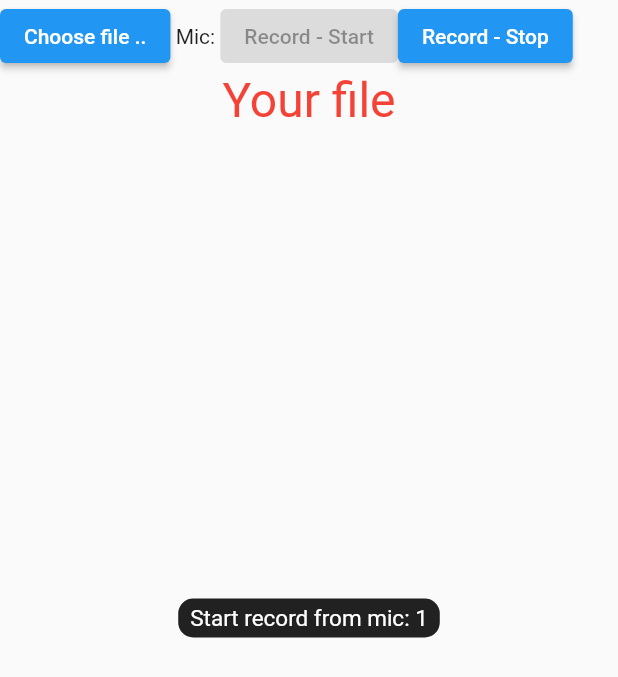
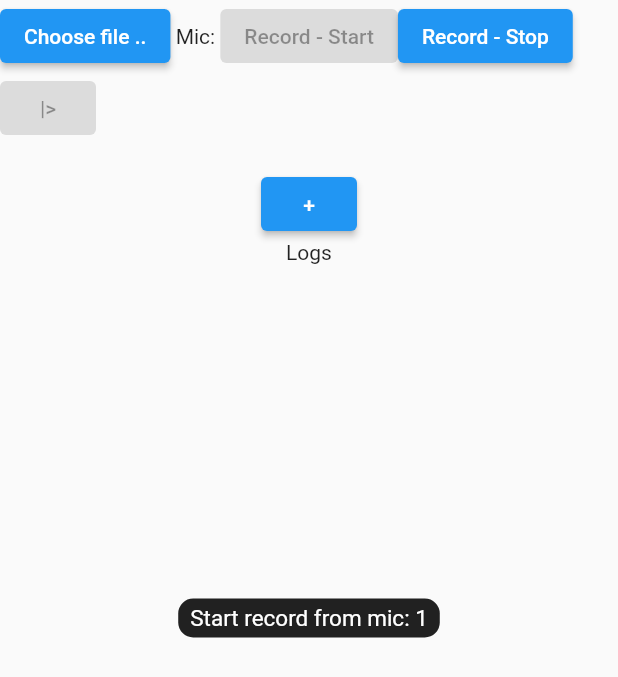
Before and after one commit to badpaybad/flutter-audio-record-ubuntu-android, a Flutter app: the screen it shows after launch, after a tap on "Record - Start", on a phone screen of 412 x 824 dp. Shown: the top 677 px of the screen. Run offline on Flutter 3.47's test engine with Material 2 defaults, Android fonts, the light colour scheme and no system bars; drawn by our look-alikes of oktoast; our stand-ins replace just_audio, permission_handler; missing offline and left inert: flutter_audio_capture, flutter_audio_cutter, flutter_sound_record, microphone.

Commit message:
ui design cutting audio

```diff
--- /dev/null
+++ b/lib/AudioSegmentManagementUi.dart
@@ -0,0 +1,182 @@
+import 'dart:io';
+import 'dart:typed_data';
+import 'dart:convert';
+
+import 'package:flutter/widgets.dart';
+import 'package:flutter/material.dart';
+
+//https://flutterawesome.com/flutter-audio-cutter-package-for-flutter/
+import 'package:flutter_audio_cutter/audio_cutter.dart';
+
+//https://pub.dev/packages/flutter_audio_capture
+import 'package:flutter_audio_capture/flutter_audio_capture.dart';
+import 'package:path_provider/path_provider.dart';
+
+//https://pub.dev/packages/just_audio
+import 'package:just_audio/just_audio.dart';
+
+import 'package:oktoast/oktoast.dart';
+
+import 'package:flutter_sound_record/flutter_sound_record.dart';
+
+import 'MessageBus.dart';
+
+class AudioSegmentManagementUi extends StatefulWidget {
+  MessageBus _messageBus;
+
+  AudioSegmentManagementUi(MessageBus msgBus, {super.key})
+      : _messageBus = msgBus {}
+
+  @override
+  State<StatefulWidget> createState() {
+    // TODO: implement createState
+    return AudioSegmentManagementUiState(_messageBus);
+  }
+}
+
+class AudioSegmentManagementUiState extends State<AudioSegmentManagementUi> {
+  MessageBus _messageBus;
+  var _logs = "";
+
+  dynamic _data;
+
+  var _canManipulateFile = false;
+
+  AudioSegmentManagementUiState(MessageBus msgBus) : _messageBus = msgBus {
+    _messageBus!.Subscribe(
+        MessageBus.Channel_CurrentAudio_State, "AudioSegmentManagementUiState",
+        (data) async {
+      _data = data;
+      var type = data["type"].toString();
+
+      _logs = jsonEncode(data);
+      if (type == "File") {
+        setState(() {
+          _canManipulateFile = true;
+        });
+      }
+      if (type == "State") {}
+    });
+  }
+
+  var listAudioSegment = <AudioSegmentItem>[];
+
+  @override
+  Widget build(BuildContext context) {
+    return Container(
+      child: Column(
+        children: [
+          Row(
+            crossAxisAlignment: CrossAxisAlignment.start,
+            children: [
+              ElevatedButton(
+                child: Text(
+                  "|>",
+                ),
+                onPressed: _canManipulateFile == false
+                    ? null
+                    : () async {
+                        var type = _data["type"]?.toString();
+                        if (type == "File") {
+                          var filepath = _data["data"]?.toString();
+                          final player = AudioPlayer();
+                          final duration = await player.setFilePath(filepath!);
+
+                          await player.play();
+                        }
+                      },
+              ),
+            ],
+          ),
+          Row(children: [
+            Expanded(
+              child: SizedBox(
+                //height: 300.0,
+                child: ListView.builder(
+                    scrollDirection: Axis.vertical,
+                    shrinkWrap: true,
+                    padding: const EdgeInsets.all(8),
+                    itemCount: listAudioSegment.length,
+                    itemBuilder: (BuildContext context, int idx) {
+                      var data = listAudioSegment[idx];
+                      return Row(
+                        children: [
+                          ElevatedButton(
+                            child: Text("|>"),
+                            onPressed: () async {},
+                          ),
+                          ElevatedButton(
+                            child: Text("-"),
+                            onPressed: () async {
+                              listAudioSegment.remove(listAudioSegment[idx]);
+                              setState(() {});
+                            },
+                          ),
+                          Flexible(
+                            child: TextFormField(
+                              controller:TextEditingController(text: data.FromSec.toString()),
+                              decoration: InputDecoration(
+                                  //hintText: "From sec",
+                                  labelText:"From sec",
+                                  border: UnderlineInputBorder()
+                              ),
+                            ),
+                          ),
+                          Flexible(
+                            child: TextFormField(
+                              controller:TextEditingController(text: data.ToSec.toString()),
+                              decoration: InputDecoration(
+                                //hintText: "To sec",
+                                  labelText:"To sec",
+                                  border: UnderlineInputBorder()
+                              ),
+                            ),
+                          ),
+                        ],
+                      );
+                    }),
+              ),
+            ),
+          ]),
+          ElevatedButton(
+            child: Text("+"),
+            onPressed: () async {
+              listAudioSegment.add(AudioSegmentItem(filepath: "123"));
+
+              setState(() {});
+            },
+          ),
+          Text("Logs"),
+          Text(_logs)
+        ],
+      ),
+    );
+  }
+}
+
+class AudioSegmentItem {
+  AudioSegmentItem({double from = 0, double to = 0, String filepath = ""}) {
+    PathFile = filepath;
+    FromSec = from;
+    ToSec = to;
+  }
+
+  static AudioSegmentItem fromJson(Map<String, dynamic> val) {
+    return AudioSegmentItem(
+        from: val["FromSec"],
+        to: val["ToSec"],
+        filepath: val["PathFile"].toString());
+  }
+
+  static Map<String, dynamic> toJson(AudioSegmentItem val) {
+    return {
+      "PathFile": val.PathFile,
+      "FromSec": val.FromSec,
+      "ToSec": val.ToSec
+    };
+  }
+
+  String PathFile = "";
+  double FromSec = 0.0;
+  double ToSec = 0.0;
+}
--- /dev/null
+++ b/lib/MessageBus.dart
@@ -0,0 +1,32 @@
+class MessageBus {
+  //DI as singleton
+  static const String Channel_CurrentAudio_State = "CurrentAudio_State";
+
+  var _channel = Map<String, Map<String, Future<void> Function(dynamic)>>();
+
+  Future<void> Subscribe(String channelName, String subscriberName,
+      Future<void> Function(dynamic) handle) async {
+    if (_channel.containsKey(channelName) == false) {
+      _channel[channelName] = Map<String, Future<void> Function(dynamic)>();
+    }
+    _channel[channelName]?[subscriberName] = handle;
+  }
+
+  Future<void> Unsubscribe(String channelName, String subscriberName) async {
+    _channel[channelName]!.remove(subscriberName);
+  }
+
+  Future<void> ClearChannel(String channelName) async {
+    _channel.remove(channelName);
+  }
+
+  Future<void> Publish(String channelName, dynamic data) async {
+    if (_channel.containsKey(channelName) == false) {
+      _channel[channelName] = Map<String, Future<void> Function(dynamic)>();
+    }
+    for (var h in _channel[channelName]!.values) {
+      h(data);
+      print(data);
+    }
+  }
+}
--- a/lib/MicrecorderUi.dart
+++ b/lib/MicrecorderUi.dart
@@ -3,6 +3,7 @@ import 'dart:typed_data';
 
 import 'package:flutter/widgets.dart';
 import 'package:flutter/material.dart';
+
 //https://flutterawesome.com/flutter-audio-cutter-package-for-flutter/
 import 'package:flutter_audio_cutter/audio_cutter.dart';
 
@@ -15,72 +16,99 @@ import 'package:just_audio/just_audio.dart';
 
 import 'package:oktoast/oktoast.dart';
 
+import 'package:flutter_sound_record/flutter_sound_record.dart';
+
+import 'MessageBus.dart';
+
 class MicrecorderUi extends StatefulWidget {
-  MicrecorderUi() {}
+  MessageBus _messageBus;
+
+  MicrecorderUi(MessageBus msgBus, {super.key}) : _messageBus = msgBus {}
 
   @override
   State<MicrecorderUi> createState() {
-    return MicrecorderUiState();
+    return MicrecorderUiState(_messageBus);
   }
 }
 
 class MicrecorderUiState extends State<MicrecorderUi> {
-  var _workingDir = "";
-  var _tempRecordedFromMicDir = "";
+  int _counter = 0;
+  MessageBus _messageBus;
 
-  MicrecorderUiState() {}
-
-  FlutterAudioCapture? _micCapturer;
-
-  int? audiorCapturer_state = 0;
+  MicrecorderUiState(MessageBus msgBus) : _messageBus = msgBus {}
+  int audiorCapturer_state = 0;
 
   ElevatedButton? _btnMicCapStart;
 
   ElevatedButton? _btnMicCapStop;
 
-  var listToRecorded = <double>[];
-
-  var sampleRate=44100;
+  final FlutterSoundRecord _audioRecorder = FlutterSoundRecord();
 
   @override
   void initSate() {
     super.initState();
+    threadPublishState();
+  }
+
+  var isDisposed = false;
+
+  @override
+  void dispose() {
+    super.dispose();
+    isDisposed = true;
+  }
+
+  Future<void> threadPublishState() async {
+    while (!isDisposed) {
+      if (audiorCapturer_state == 1) {
+        var data = await _audioRecorder.getAmplitude();
+        _messageBus!
+            .Publish("CurrentAudio_State", {"type": "Amplitude", "data": data});
+      }
+    }
   }
 
   @override
   Widget build(BuildContext context) {
-    _micCapturer = new FlutterAudioCapture();
+    _btnMicCapStart = ElevatedButton(
+      onPressed: (audiorCapturer_state == 1)
+          ? null
+          : () async {
+              await _audioRecorder.start();
+              bool isRecording = await _audioRecorder.isRecording();
+
+              setState(() {
+                audiorCapturer_state = 1;
+              });
+
+              _messageBus!.Publish(MessageBus.Channel_CurrentAudio_State,
+                  {"type": "State", "data": audiorCapturer_state});
+
+              showToast("Start record from mic: ${audiorCapturer_state}");
+            },
+      child: Text('Record - Start'),
+    );
 
     _btnMicCapStop = ElevatedButton(
       onPressed: audiorCapturer_state != 1
           ? null
           : () async {
-        await _micCapturer!.stop();
+              final String? filepath = await _audioRecorder.stop();
 
-        setState(() => audiorCapturer_state = 2);
+              setState(() => audiorCapturer_state = 2);
 
-        await saveRecorded();
+              showToast(
+                  "Stop record from mic: $audiorCapturer_state $filepath");
 
-        showToast("Stop record from mic: ${audiorCapturer_state}");
-      },
+              _messageBus!.Publish(MessageBus.Channel_CurrentAudio_State,
+                  {"type": "State", "data": audiorCapturer_state});
+
+              _messageBus!.Publish(MessageBus.Channel_CurrentAudio_State,
+                  {"type": "File", "data": filepath});
+
+
+            },
       child: Text('Record - Stop'),
-    );
-
-    _btnMicCapStart = ElevatedButton(
-      onPressed: (audiorCapturer_state == 1)
-          ? null
-          : () async {
-        listToRecorded = <double>[];
-
-        await _micCapturer!.start(listener, onError,
-            sampleRate: sampleRate, bufferSize: 3000);
-
-        setState(() {
-          audiorCapturer_state = 1;
-        });
-        showToast("Start record from mic: ${audiorCapturer_state}");
-      },
-      child: Text('Record - Start'),
     );
 
     return Container(
@@ -90,53 +118,38 @@ class MicrecorderUiState extends State<MicrecorderUi> {
     );
   }
 
-  // Callback function if device capture new audio stream.
-  // argument is audio stream buffer captured through mictophone.
-  // Currentry, you can only get is as Float64List.
-  void listener(dynamic obj) {
-    if (audiorCapturer_state == 1) {
-      var buffer = Float64List.fromList(obj.cast<double>());
-      listToRecorded.addAll(buffer.toList());
-    }
-  }
+  Future<String> getFilePathToSave() async {
+    _counter = _counter + 1;
 
-// Callback function if flutter_audio_capture failure to register
-// audio capture stream subscription.
-  void onError(Object e) {
-    print(e);
-  }
-
-  Future<void> saveRecorded() async {
-    var _workingDir = "";
-    var _tempRecordedFromMicDir = "";
+    final now = DateTime.now();
+    var workingDir = "";
+    var tempRecordedFromMicDir = "";
     Directory? appDocDirectory = await getExternalStorageDirectory();
 
     if (appDocDirectory == null) {
       appDocDirectory = await getApplicationDocumentsDirectory();
     }
 
-    print(appDocDirectory);
-    _workingDir = appDocDirectory!.path;
+    workingDir = appDocDirectory!.path;
 
-    _tempRecordedFromMicDir = "$_workingDir/temprecorded";
+    print("workingDir");
+    print(workingDir);
 
-    var filepath = "$_tempRecordedFromMicDir/1.wav";
+    tempRecordedFromMicDir = "$workingDir/temprecorded";
 
-    await Directory(_tempRecordedFromMicDir).create(recursive: true);
+    await Directory(tempRecordedFromMicDir).create(recursive: true);
 
-    await save(filepath,listToRecorded.map((i) => i.toInt()).toList(),sampleRate);
+    var filename = now.toIso8601String().replaceAll(":", "_");
 
-    print(filepath);
-    showToast("Save to file : $filepath");
+    var filepath = "$tempRecordedFromMicDir/$_counter $filename";
 
-    final player = AudioPlayer();                   // Create a player
-    final duration = await player.setFilePath( filepath);                 // Schemes: (https: | file: | asset: )
-    await player.play();
+    return filepath;
   }
 
-
-  Future<void> save(filepath, List<int> data, int sampleRate) async {
-
+  Future<void> save_wav(filepath, List<int> data, int sampleRate) async {
+    print(
+        "Future<void> save(filepath, List<int> data, int sampleRate) async {");
+    print(data);
     //File recordedFile = File("/storage/emulated/0/recordedFile.wav");
     File recordedFile = File(filepath);
     var channels = 1;
@@ -188,5 +201,4 @@ class MicrecorderUiState extends State<MicrecorderUi> {
     ]);
     return recordedFile.writeAsBytesSync(header, flush: true);
   }
-
 }
--- a/lib/main.dart
+++ b/lib/main.dart
@@ -1,30 +1,28 @@
 import 'dart:io';
 import 'dart:typed_data';
-
+import 'package:audio_cutter/MessageBus.dart';
 import 'package:flutter/widgets.dart';
 import 'package:flutter/material.dart';
-
-
 // https://pub.dev/packages/microphone
 import 'package:microphone/microphone.dart';
-
-
 //https://stackoverflow.com/questions/70241682/flutter-audio-trim
-
 //import 'package:ffmpeg_kit_flutter/ffmpeg_kit.dart';
-
 //import 'package:baseflow_plugin_template/baseflow_plugin_template.dart';
 import 'package:permission_handler/permission_handler.dart';
 import 'package:oktoast/oktoast.dart';
-
 import 'MicrecorderUi.dart';
+import 'AudioSegmentManagementUi.dart';
+import "MessageBus.dart";
 
 void main() async {
   runApp(MyApp());
 }
 
 class MyApp extends StatelessWidget {
-  MyApp({super.key});
+  MessageBus  _messageBus;
+  MyApp( {super.key}):_messageBus=MessageBus(){
+
+  }
 
   @override
   Widget build(BuildContext context) {
@@ -60,14 +58,10 @@ class MyApp extends StatelessWidget {
                     child: Text('Choose file ..'),
                   ),
                   Text(' Mic: '),
-                  MicrecorderUi(),
+                  MicrecorderUi(_messageBus),
                 ],
               ),
-              Text(
-                "Your file",
-                textDirection: TextDirection.ltr,
-                style: TextStyle(color: Colors.red, fontSize: 32),
-              ),
+              AudioSegmentManagementUi(_messageBus!),
             ],
           )),
         ));
--- a/pubspec.yaml
+++ b/pubspec.yaml
@@ -45,7 +45,7 @@ dependencies:
   baseflow_plugin_template:
   oktoast:
   path_provider:
-
+  flutter_sound_record:
   #audio_recorder:
 
 dev_dependencies:
```
Also changed, not shown: pubspec.lock, 2 other files.
